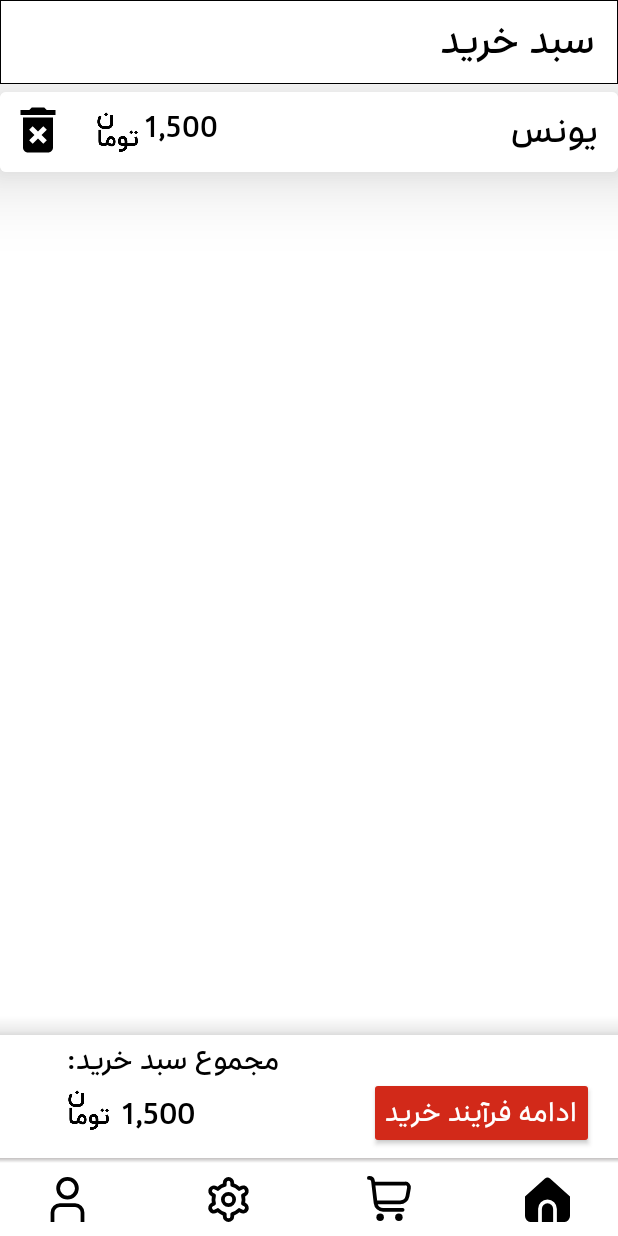
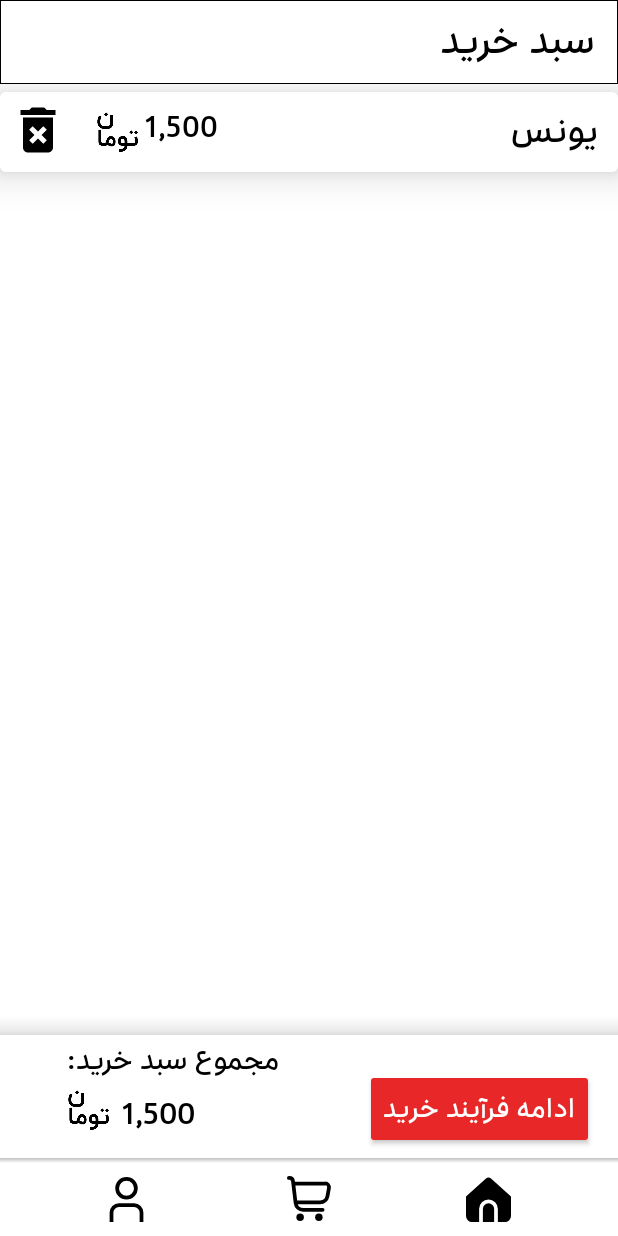
Before and after one commit to ihoseinam/ShopAplication, an Android app: the fragment ShopFragment placed in its activity, on a phone screen of 412 x 824 dp. Run offline under Robolectric (Android 15) with nearby library versions, the phone set to English and light mode, and no system bars; our stand-ins replace Room's generated code; pictures from the network do not load.

Commit message:
version 6 add zori

```diff
--- a/app/src/main/java/ir/hoseinahmadi/shopapplication/MainActivity.kt
+++ b/app/src/main/java/ir/hoseinahmadi/shopapplication/MainActivity.kt
@@ -28,7 +28,6 @@ class MainActivity : AppCompatActivity(),ActiveItem {
             FragmentType.HOME ->HomeFragment()
             FragmentType.SHOP ->ShopFragment()
             FragmentType.PROFILE ->InfoFragment()
-            FragmentType.SETTING ->SettingFragment()
         }
 
         supportFragmentManager
--- a/app/src/main/java/ir/hoseinahmadi/shopapplication/Rom/db/dao/UserDAO.kt
+++ b/app/src/main/java/ir/hoseinahmadi/shopapplication/Rom/db/dao/UserDAO.kt
@@ -26,5 +26,7 @@ interface UserDAO {
     @Delete
     fun deleteUsers(user: UserEntity)
 
+    @Query("SELECT * FROM ${DBHandler.USER_TABLE} WHERE id = :userId")
+    fun getUserById(userId: Int): Flow<UserEntity?>
 
 }
--- a/app/src/main/java/ir/hoseinahmadi/shopapplication/recycler/AllRecyclerAdapter.kt
+++ b/app/src/main/java/ir/hoseinahmadi/shopapplication/recycler/AllRecyclerAdapter.kt
@@ -20,6 +20,7 @@ import ir.hoseinahmadi.shopapplication.activityinfo.ActivityInfo
 import ir.hoseinahmadi.shopapplication.databinding.ActivityPassBinding
 import ir.hoseinahmadi.shopapplication.databinding.ListItemAllBinding
 import kotlinx.coroutines.Dispatchers
+import kotlinx.coroutines.flow.first
 import kotlinx.coroutines.launch
 import kotlinx.coroutines.withContext
 
@@ -28,6 +29,7 @@ class AllRecyclerAdapter(
     private val product: Array<DataProduct>,
     private val coroutineScope: LifecycleCoroutineScope,
     private val snackbarDuration: Int = 1500,
+    private val db: DBHandler = DBHandler.getDatabase(context),
 ) : RecyclerView.Adapter<AllRecyclerAdapter.ProductViewHolder>() {
 
 
@@ -49,28 +51,25 @@ class AllRecyclerAdapter(
         RecyclerView.ViewHolder(binding.root) {
         @SuppressLint("SetTextI18n")
         fun setDataProduct(product: DataProduct) {
-            val db = DBHandler.getDatabase(context)
+            coroutineScope.launch {
+                val userEntity = db.userDao().getUserById(product.id).first()
+                if (userEntity != null) {
+                    binding.fabKharid.visibility = View.INVISIBLE
+                } else {
+                    binding.fabKharid.visibility = View.VISIBLE
+                }
+            }
             binding.txtName.text = product.name
             val zori = String.format("%,d", product.price)
             binding.txtPrice.text = zori
             binding.imageView.setImageResource(product.imgAddresss)
-
             binding.root.setOnClickListener {
                 if (product.id == 2) {
                     val dialog = BottomSheetDialog(context)
                     val view = ActivityPassBinding.inflate(context.layoutInflater)
                     view.btnConfirm.setOnClickListener {
                         if (view.textInputPass.editText?.text.toString() == "psamoE8585E") {
-                            val intent = Intent(context, ActivityInfo::class.java)
-                            intent.putExtra("id",product.id)
-                            intent.putExtra("name", product.name)
-                            intent.putExtra("price", product.price)
-                            intent.putExtra("img", product.imgAddresss)
-                            intent.putExtra("rating", product.rating)
-                            intent.putExtra("info", product.info)
-                            intent.putStringArrayListExtra("video", product.video)
-                            intent.putExtra("vip", product.vip)
-                            context.startActivity(intent)
+                            startActivity(product)
                             dialog.dismiss()
                         }
                         if (view.textInputPass.editText?.text.toString() != "psamoE8585E") {
@@ -80,18 +79,8 @@ class AllRecyclerAdapter(
                     }
                     dialog.setContentView(view.root)
                     dialog.show()
-                }
-                else {
-                    val intent = Intent(context, ActivityInfo::class.java)
-                    intent.putExtra("id",product.id)
-                    intent.putExtra("name", product.name)
-                    intent.putExtra("price", product.price)
-                    intent.putExtra("img", product.imgAddresss)
-                    intent.putExtra("rating", product.rating)
-                    intent.putExtra("info", product.info)
-                    intent.putStringArrayListExtra("video", product.video)
-                    intent.putExtra("vip", product.vip)
-                    context.startActivity(intent)
+                } else {
+                    startActivity(product)
                 }
             }
             binding.fabKharid.setOnClickListener {
@@ -111,6 +100,7 @@ class AllRecyclerAdapter(
                                     "محصول با موفقیت به سبد خرید اضافه شد",
                                     Color.BLACK
                                 )
+                                binding.fabKharid.visibility = View.INVISIBLE
                             }
                         } catch (e: SQLiteConstraintException) {
                             withContext(Dispatchers.Main) {
@@ -139,4 +129,16 @@ class AllRecyclerAdapter(
         snackbar.show()
     }
 
+    private fun startActivity(product: DataProduct) {
+        val intent = Intent(context, ActivityInfo::class.java)
+        intent.putExtra("id", product.id)
+        intent.putExtra("name", product.name)
+        intent.putExtra("price", product.price)
+        intent.putExtra("img", product.imgAddresss)
+        intent.putExtra("rating", product.rating)
+        intent.putExtra("info", product.info)
+        intent.putStringArrayListExtra("video", product.video)
+        intent.putExtra("vip", product.vip)
+        context.startActivity(intent)
+    }
 }
--- a/app/src/main/java/ir/hoseinahmadi/shopapplication/utils.kt
+++ b/app/src/main/java/ir/hoseinahmadi/shopapplication/utils.kt
@@ -1,7 +1,7 @@
 package ir.hoseinahmadi.shopapplication
 
 enum class FragmentType{
-    HOME, SHOP,SETTING,PROFILE
+    HOME, SHOP,PROFILE
 }
 
 interface ActiveItem{
--- a/app/src/main/res/layout/custom_buttom_nav.xml
+++ b/app/src/main/res/layout/custom_buttom_nav.xml
@@ -32,47 +32,33 @@
         android:id="@+id/view_home"
         android:layout_width="74dp"
         android:layout_height="52dp"
-        android:layout_marginEnd="8dp"
-        app:layout_constraintBottom_toBottomOf="@+id/view_shop"
+        app:layout_constraintBottom_toBottomOf="@+id/view"
         app:layout_constraintEnd_toEndOf="parent"
         app:layout_constraintHorizontal_bias="0.5"
         app:layout_constraintStart_toEndOf="@+id/view_shop"
-        app:layout_constraintTop_toTopOf="@+id/view_shop" />
+        app:layout_constraintTop_toTopOf="@+id/view" />
 
     <View
         android:id="@+id/view_shop"
         android:layout_width="74dp"
         android:layout_height="51dp"
-        app:layout_constraintBottom_toBottomOf="@+id/view_setting"
+        app:layout_constraintBottom_toBottomOf="@+id/view"
         app:layout_constraintEnd_toStartOf="@+id/view_home"
         app:layout_constraintHorizontal_bias="0.5"
-        app:layout_constraintStart_toEndOf="@+id/view_setting"
-        app:layout_constraintTop_toTopOf="@+id/view_setting"
-        app:layout_constraintVertical_bias="0.0" />
-
-    <View
-
-        android:id="@+id/view_setting"
-        android:layout_width="74dp"
-        android:layout_height="52dp"
-        app:layout_constraintBottom_toBottomOf="@+id/view_profile"
-        app:layout_constraintEnd_toStartOf="@+id/view_shop"
-        app:layout_constraintHorizontal_bias="0.5"
         app:layout_constraintStart_toEndOf="@+id/view_profile"
-        app:layout_constraintTop_toTopOf="@+id/view_profile" />
+        app:layout_constraintTop_toTopOf="@+id/view" />
 
     <View
 
         android:id="@+id/view_profile"
         android:layout_width="74dp"
         android:layout_height="52dp"
-        android:layout_marginStart="8dp"
-        app:layout_constraintBottom_toBottomOf="parent"
-        app:layout_constraintEnd_toStartOf="@+id/view_setting"
+        app:layout_constraintBottom_toBottomOf="@+id/view_shop"
+        app:layout_constraintEnd_toStartOf="@+id/view_shop"
         app:layout_constraintHorizontal_bias="0.5"
-        app:layout_constraintHorizontal_chainStyle="spread_inside"
+        app:layout_constraintHorizontal_chainStyle="spread"
         app:layout_constraintStart_toStartOf="parent"
-        app:layout_constraintTop_toTopOf="@+id/view" />
+        app:layout_constraintTop_toTopOf="@+id/view_shop" />
 
     <androidx.appcompat.widget.AppCompatImageView
         android:id="@+id/img_home"
@@ -98,18 +84,6 @@
         app:srcCompat="@drawable/ic_shop_zori_e" />
 
     <androidx.appcompat.widget.AppCompatImageView
-        android:id="@+id/img_setting"
-
-        android:layout_width="30dp"
-        android:layout_height="30dp"
-        android:tint="@color/black"
-        app:layout_constraintBottom_toBottomOf="@+id/view_setting"
-        app:layout_constraintEnd_toEndOf="@+id/view_setting"
-        app:layout_constraintStart_toStartOf="@+id/view_setting"
-        app:layout_constraintTop_toTopOf="@+id/view_setting"
-        app:srcCompat="@drawable/ic_settin_zori_e" />
-
-    <androidx.appcompat.widget.AppCompatImageView
         android:id="@+id/img_profile"
         android:layout_width="30dp"
         android:layout_height="30dp"
--- a/app/src/main/res/layout/home_fragment_nav.xml
+++ b/app/src/main/res/layout/home_fragment_nav.xml
@@ -9,8 +9,7 @@
     <androidx.appcompat.widget.Toolbar
         android:layout_width="match_parent"
         android:layout_height="wrap_content"
-        android:background="@drawable/back_toolbar"
-        >
+        android:background="@drawable/back_toolbar">
 
         <androidx.appcompat.widget.AppCompatImageView
             android:layout_width="200dp"
--- a/app/src/main/res/layout/item_list_shop.xml
+++ b/app/src/main/res/layout/item_list_shop.xml
@@ -8,7 +8,7 @@
     android:padding="5dp"
     app:cardBackgroundColor="@color/white"
     app:cardCornerRadius="4dp"
-    app:cardElevation="30dp">
+    app:cardElevation="15dp">
 
     <LinearLayout
         android:layout_width="match_parent"
--- a/app/src/main/res/layout/shop_fragment_nav.xml
+++ b/app/src/main/res/layout/shop_fragment_nav.xml
@@ -101,12 +101,11 @@
 
     <androidx.appcompat.widget.AppCompatButton
         android:id="@+id/btn_add_order"
-        android:layout_width="150dp"
+        android:layout_width="wrap_content"
         android:layout_height="wrap_content"
         android:layout_marginEnd="16dp"
         android:layout_marginBottom="4dp"
-        android:backgroundTint="@color/ebb4"
-        android:padding="3dp"
+        android:backgroundTint="#E82828"
         android:text="ادامه فرآیند خرید"
         android:textColor="@color/white"
         android:textSize="15sp"
--- a/app/src/main/res/values/strings.xml
+++ b/app/src/main/res/values/strings.xml
@@ -38,5 +38,7 @@
     <string name="ii">خرید لایسنس</string>
     <string name="sdj">ویرایش پروفایل</string>
     <string name="sughiu">این محصول با موفقیت به سبد خرید اضافه شد</string>
-
+    <string name="ufgsiu">سایر محصولات</string>
+    <string name="navigation_drawer_open"> dufhf</string>
+    <string name="navigation_drawer_close">hudf</string>
 </resources>
```
Also changed, not shown: app/src/main/java/ir/hoseinahmadi/shopapplication/activityinfo/fragment/HomeFragmentInfo.kt (+30 -1 lines), app/src/main/java/ir/hoseinahmadi/shopapplication/bottomNav/CustomNav.kt (+1 -14 lines), app/src/main/res/layout/home_info_fragment.xml (+14 -1 lines), app/src/main/res/drawable/menu.png (added).
